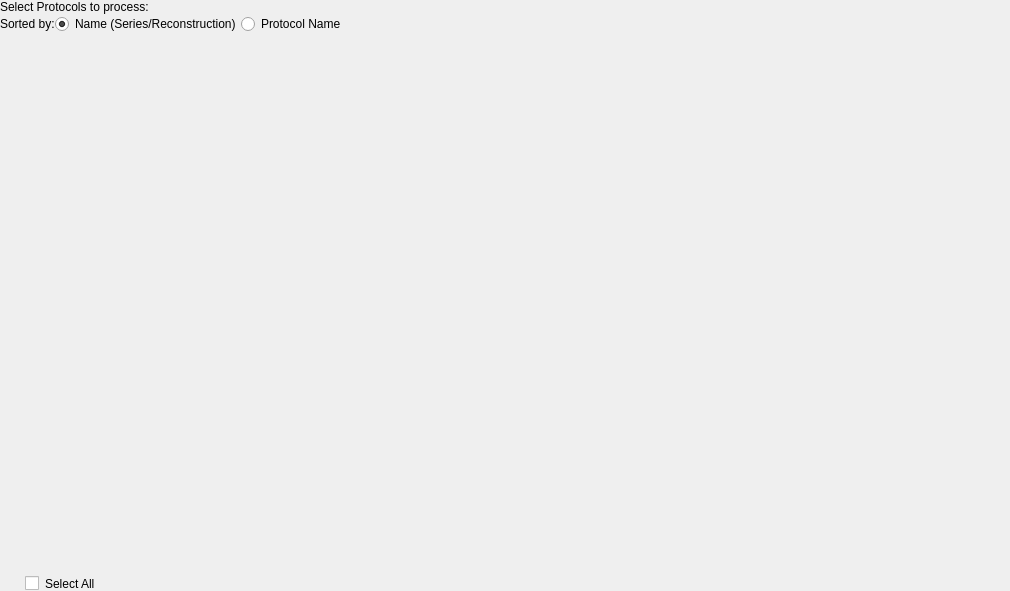
Above: src/gui/ProtocolsFrame.ui from lamyj/dicomifier before the change. Below: the same form after it.
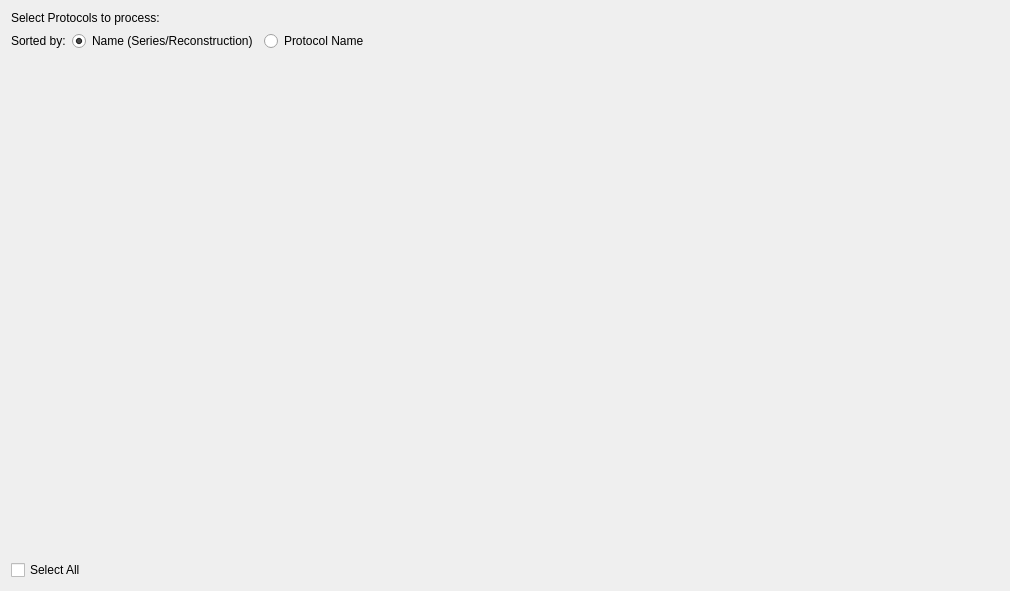
That is the form after the change.

Commit message: Simplify layout

```diff
--- a/src/gui/ProtocolsFrame.ui
+++ b/src/gui/ProtocolsFrame.ui
@@ -25,40 +25,30 @@
   <property name="windowTitle">
    <string>Form</string>
   </property>
-  <property name="styleSheet">
-   <string notr="true"/>
-  </property>
-  <layout class="QGridLayout" name="gridLayout">
-   <property name="leftMargin">
-    <number>0</number>
-   </property>
-   <property name="topMargin">
-    <number>0</number>
-   </property>
-   <property name="rightMargin">
-    <number>0</number>
-   </property>
-   <property name="bottomMargin">
-    <number>0</number>
-   </property>
-   <property name="spacing">
-    <number>0</number>
-   </property>
-   <item row="1" column="2">
-    <widget class="QRadioButton" name="sortedByProtocolName">
+  <layout class="QVBoxLayout" name="verticalLayout">
+   <item>
+    <widget class="QLabel" name="protocolsTitle">
+     <property name="sizePolicy">
+      <sizepolicy hsizetype="Preferred" vsizetype="Preferred">
+       <horstretch>0</horstretch>
+       <verstretch>0</verstretch>
+      </sizepolicy>
+     </property>
      <property name="text">
-      <string>Protocol Name</string>
+      <string>Select Protocols to process:</string>
      </property>
     </widget>
    </item>
-   <item row="1" column="0">
+   <item>
+    <layout class="QHBoxLayout" name="horizontalLayout">
+     <item>
     <widget class="QLabel" name="label">
      <property name="text">
       <string>Sorted by:</string>
      </property>
     </widget>
    </item>
-   <item row="1" column="1">
+     <item>
     <widget class="QRadioButton" name="sortedByName">
      <property name="text">
       <string>Name (Series/Reconstruction)</string>
@@ -68,7 +58,14 @@
      </property>
     </widget>
    </item>
-   <item row="1" column="3">
+     <item>
+      <widget class="QRadioButton" name="sortedByProtocolName">
+       <property name="text">
+        <string>Protocol Name</string>
+       </property>
+      </widget>
+     </item>
+     <item>
     <spacer name="horizontalSpacer">
      <property name="orientation">
       <enum>Qt::Horizontal</enum>
@@ -81,7 +78,9 @@
      </property>
     </spacer>
    </item>
-   <item row="2" column="0" colspan="4">
+    </layout>
+   </item>
+   <item>
     <widget class="QWidget" name="widget" native="true">
      <property name="sizePolicy">
       <sizepolicy hsizetype="Expanding" vsizetype="Expanding">
@@ -89,36 +88,10 @@
        <verstretch>0</verstretch>
       </sizepolicy>
      </property>
-     <property name="styleSheet">
-      <string notr="true"/>
-     </property>
     </widget>
    </item>
-   <item row="0" column="0" colspan="4">
-    <widget class="QLabel" name="protocolsTitle">
-     <property name="sizePolicy">
-      <sizepolicy hsizetype="Preferred" vsizetype="Preferred">
-       <horstretch>0</horstretch>
-       <verstretch>0</verstretch>
-      </sizepolicy>
-     </property>
-     <property name="styleSheet">
-      <string notr="true"/>
-     </property>
-     <property name="text">
-      <string>Select Protocols to process:</string>
-     </property>
-    </widget>
-   </item>
-   <item row="3" column="0" colspan="4">
+   <item>
     <widget class="QCheckBox" name="selectAllCheckBox">
-     <property name="styleSheet">
-      <string notr="true">QCheckBox 
-{
-	margin-left: 25px;
- }
-</string>
-     </property>
      <property name="text">
       <string>Select All</string>
      </property>
```
Lines whose indentation alone changed are shown as unchanged. The commit also changes 4 other files.
